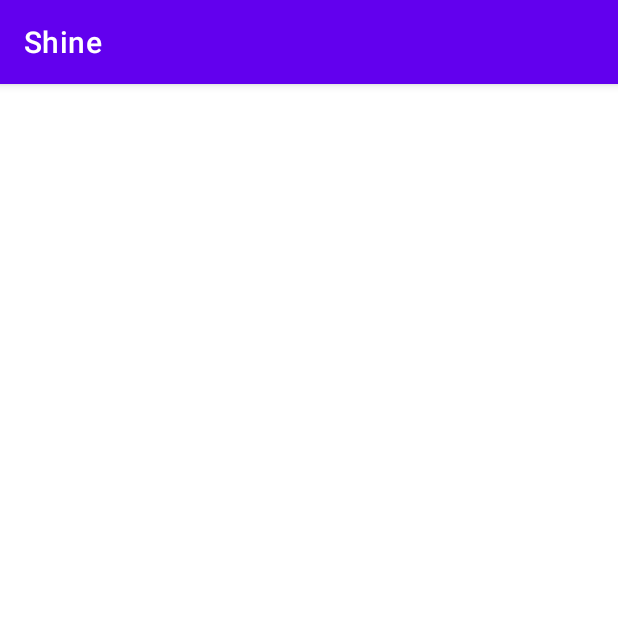
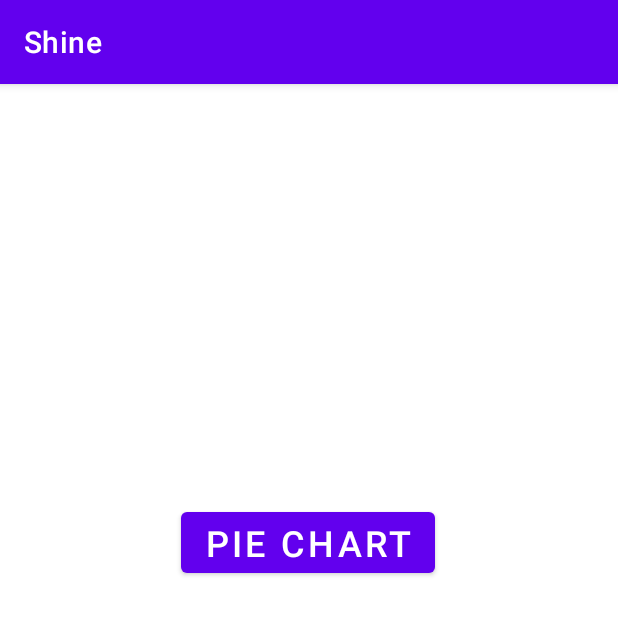
Before and after one commit to amalik23/Shine, an Android app: the GraphsScreenActivity screen opened directly, with no data from a screen before it, on a phone screen of 412 x 824 dp, the top half of it. Run offline under Robolectric (Android 15) with nearby library versions, the phone set to English and light mode, and no system bars; our stand-ins replace Firebase (no records; nobody signed in at launch, a user with empty details on screens opened directly); libraries missing offline, so code that uses them is left out: com.github.mikephil.charting.

```diff
--- a/app/src/main/res/layout/activity_graphs_screen.xml
+++ b/app/src/main/res/layout/activity_graphs_screen.xml
@@ -6,4 +6,20 @@
     android:layout_height="match_parent"
     tools:context=".GraphsScreenActivity">
 
+    <Button
+        android:id="@+id/ChartButton"
+        android:layout_width="wrap_content"
+        android:layout_height="wrap_content"
+        android:layout_marginTop="10dp"
+        android:onClick="pieChart"
+        android:text="pie chart"
+        android:textSize="24sp"
+        app:layout_constraintBottom_toBottomOf="parent"
+        app:layout_constraintEnd_toEndOf="parent"
+        app:layout_constraintHorizontal_bias="0.497"
+        app:layout_constraintStart_toStartOf="parent"
+        app:layout_constraintTop_toTopOf="parent"
+        app:layout_constraintVertical_bias="0.382" />
+
+
 </androidx.constraintlayout.widget.ConstraintLayout>
```
Also changed, not shown: app/src/main/java/com/example/shine/GraphsScreenActivity.java (+11 -5 lines).
